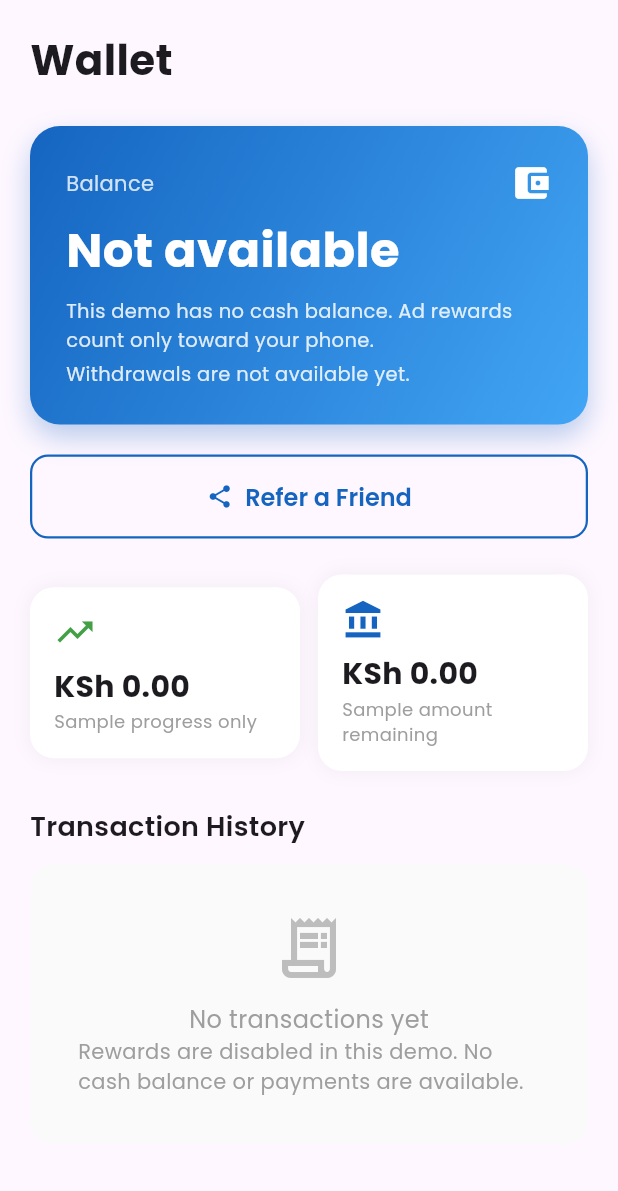
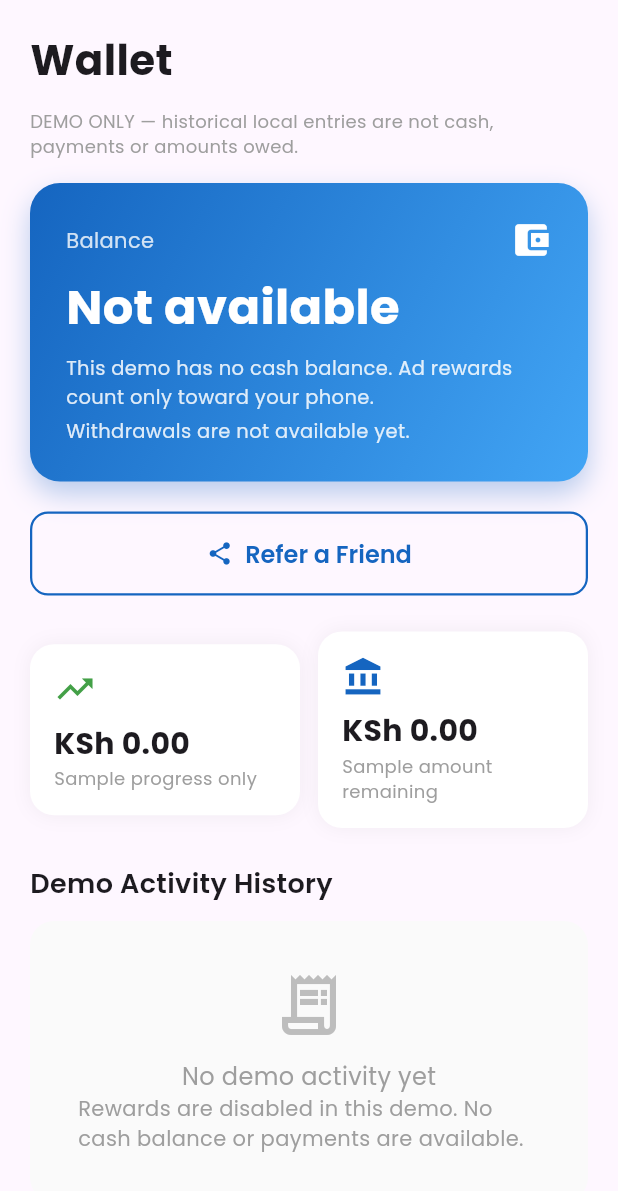
Before and after one commit to murithiian24-Avaru/Ian-Ndung-u-Muriithi, a Flutter app: the WalletScreen screen opened directly, on a phone screen of 412 x 824 dp. Shown: the top 1191 px of the screen. Run offline on Flutter 3.47's test engine with Material 3 defaults, Android fonts, the phone set to English and light mode, and no system bars; our stand-ins replace flutter_animate, google_fonts, package_info_plus, percent_indicator, shared_preferences; accounts and stored records are empty; generated files the repository leaves out were written again; statements that could not run were skipped.

Commit message:
Label stored wallet history as demo activity

```diff
--- a/adlease/lib/screens/wallet/wallet_screen.dart
+++ b/adlease/lib/screens/wallet/wallet_screen.dart
@@ -42,7 +42,12 @@ class WalletScreen extends StatelessWidget {
                         fontWeight: FontWeight.bold,
                       ),
                     ),
-                    const SizedBox(height: 24),
+                    const SizedBox(height: 12),
+                    const Text(
+                      'DEMO ONLY — historical local entries are not cash, payments or amounts owed.',
+                      style: TextStyle(fontSize: 12, color: Colors.grey),
+                    ),
+                    const SizedBox(height: 16),
                     _buildWalletCard(context, isDark),
                     const SizedBox(height: 20),
                     _buildActionButtons(context),
@@ -256,7 +261,7 @@ class WalletScreen extends StatelessWidget {
       crossAxisAlignment: CrossAxisAlignment.start,
       children: [
         Text(
-          'Transaction History',
+          'Demo Activity History',
           style: GoogleFonts.poppins(fontSize: 18, fontWeight: FontWeight.w600),
         ),
         const SizedBox(height: 12),
@@ -277,7 +282,7 @@ class WalletScreen extends StatelessWidget {
                 ),
                 const SizedBox(height: 12),
                 Text(
-                  'No transactions yet',
+                  'No demo activity yet',
                   style: GoogleFonts.poppins(fontSize: 16, color: Colors.grey),
                 ),
                 Text(
```
